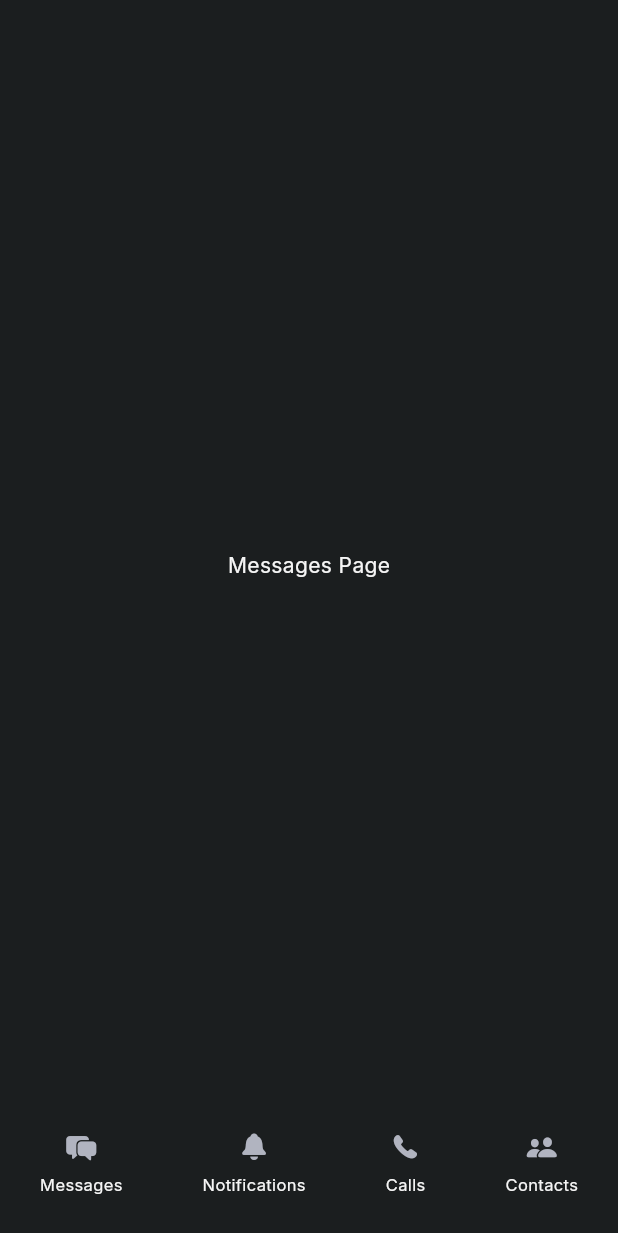
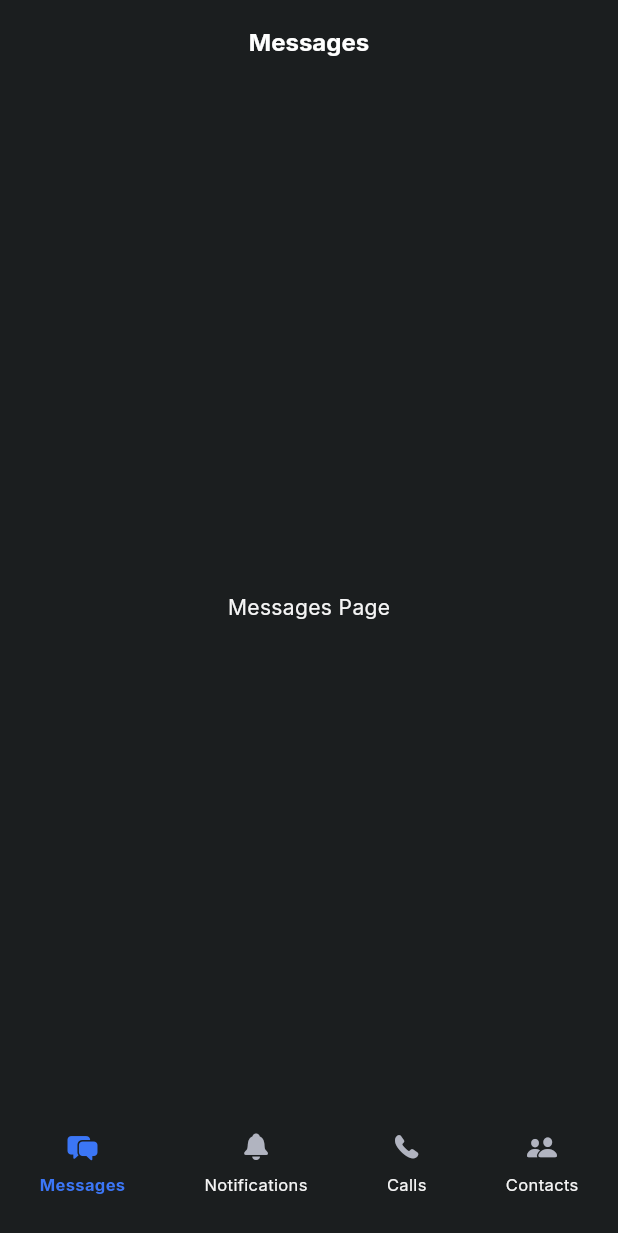
Before and after one commit to zGamerZz/superchat_app_final, a Flutter app: the screen it shows after launch, on a phone screen of 412 x 824 dp. Shown: the top 1233 px of the screen. Run offline on Flutter 3.47's test engine with Material 3 defaults, Android fonts, the phone set to English and light mode, and no system bars; our stand-ins replace cached_network_image, google_fonts.

Commit message:
modified:   lib/screens/home_screen.dart 	new file:   lib/widgets/avatar.dart 	new file:   lib/widgets/widgets.dart 	modified:   vid.txt

```diff
--- a/lib/screens/home_screen.dart
+++ b/lib/screens/home_screen.dart
@@ -2,6 +2,7 @@ import 'package:chatter/pages/calls_page.dart';
 import 'package:chatter/pages/contacts_page.dart';
 import 'package:chatter/pages/messages_page.dart';
 import 'package:chatter/pages/notification_page.dart';
+import 'package:chatter/theme.dart';
 import 'package:flutter/cupertino.dart';
 import 'package:flutter/material.dart';
 
@@ -9,6 +10,7 @@ class HomeScreen extends StatelessWidget {
   HomeScreen({Key? key}) : super(key: key);
 
   final ValueNotifier<int> pageIndex = ValueNotifier(0);
+  final ValueNotifier<String> title = ValueNotifier('Messages');
 
   final pages = const [
     MessagesPage(),
@@ -17,24 +19,65 @@ class HomeScreen extends StatelessWidget {
     ContactsPage(),
   ];
 
+  final pageTitels = const ['Messages', 'Notifications', 'Calls', 'Contacts'];
+
+  void _onNavigationItemSelected(index) {
+    title.value = pageTitels[index];
+  }
+
   @override
   Widget build(BuildContext context) {
     return Scaffold(
-      body: pages[pageIndex.value],
+      appBar: AppBar(
+        backgroundColor: Colors.transparent,
+        elevation: 0,
+        title: ValueListenableBuilder(
+          valueListenable: title,
+          builder: (BuildContext context, String value, _) {
+            return Center(
+              child: Text(
+                value,
+                style: const TextStyle(
+                  fontWeight: FontWeight.bold,
+                  fontSize: 16,
+                ),
+              ),
+            );
+          },
+        ),
+      ),
+      body: ValueListenableBuilder(
+        valueListenable: pageIndex,
+        builder: (BuildContext context, int value, _) {
+          return pages[value];
+        },
+      ),
       bottomNavigationBar: _BottomNavigationBar(
-        onItemSelceted: (index) {
-          print(index);
-        },
+        onItemSelceted: _onNavigationItemSelected,
       ),
     );
   }
 }
 
-class _BottomNavigationBar extends StatelessWidget {
+class _BottomNavigationBar extends StatefulWidget {
   const _BottomNavigationBar({Key? key, required this.onItemSelceted})
       : super(key: key);
 
   final ValueChanged<int> onItemSelceted;
+
+  @override
+  State<_BottomNavigationBar> createState() => _BottomNavigationBarState();
+}
+
+class _BottomNavigationBarState extends State<_BottomNavigationBar> {
+  var selectedIndex = 0;
+
+  void handleItemSelected(int index) {
+    setState(() {
+      selectedIndex = index;
+    });
+    widget.onItemSelceted(index);
+  }
 
   @override
   Widget build(BuildContext context) {
@@ -48,25 +91,29 @@ class _BottomNavigationBar extends StatelessWidget {
             index: 0,
             lable: 'Messages',
             icon: CupertinoIcons.bubble_left_bubble_right_fill,
-            onTap: onItemSelceted,
+            isSelected: (selectedIndex == 0),
+            onTap: handleItemSelected,
           ),
           _NavigationBarItem(
             index: 1,
             lable: 'Notifications',
             icon: CupertinoIcons.bell_solid,
-            onTap: onItemSelceted,
+            isSelected: (selectedIndex == 1),
+            onTap: handleItemSelected,
           ),
           _NavigationBarItem(
             index: 2,
             lable: 'Calls',
             icon: CupertinoIcons.phone_fill,
-            onTap: onItemSelceted,
+            isSelected: (selectedIndex == 2),
+            onTap: handleItemSelected,
           ),
           _NavigationBarItem(
             index: 3,
             lable: 'Contacts',
             icon: CupertinoIcons.person_2_fill,
-            onTap: onItemSelceted,
+            isSelected: (selectedIndex == 3),
+            onTap: handleItemSelected,
           ),
         ],
       ),
@@ -80,17 +127,20 @@ class _NavigationBarItem extends StatelessWidget {
     required this.index,
     required this.lable,
     required this.icon,
+    this.isSelected = false,
     required this.onTap,
   }) : super(key: key);
 
   final int index;
   final String lable;
   final IconData icon;
+  final bool isSelected;
   final ValueChanged<int> onTap;
 
   @override
   Widget build(BuildContext context) {
     return GestureDetector(
+      behavior: HitTestBehavior.opaque,
       onTap: () {
         onTap(index);
       },
@@ -102,9 +152,19 @@ class _NavigationBarItem extends StatelessWidget {
             Icon(
               icon,
               size: 20,
+              color: isSelected ? AppColors.secondary : null,
             ),
             const SizedBox(height: 8),
-            Text(lable, style: const TextStyle(fontSize: 11)),
+            Text(
+              lable,
+              style: isSelected
+                  ? const TextStyle(
+                      fontSize: 11,
+                      fontWeight: FontWeight.bold,
+                      color: AppColors.secondary,
+                    )
+                  : const TextStyle(fontSize: 11),
+            ),
           ],
         ),
       ),
--- a/vid.txt
+++ b/vid.txt
@@ -1 +1 @@
-33:31
+1:02:47
```
Also changed, not shown: lib/widgets/avatar.dart (added, +40 -0 lines), lib/widgets/widgets.dart (added).
